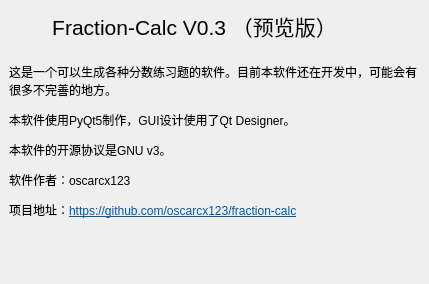
Above: about_gui.ui from oscarcx123/fraction-calc before the change. Below: the same form after it.
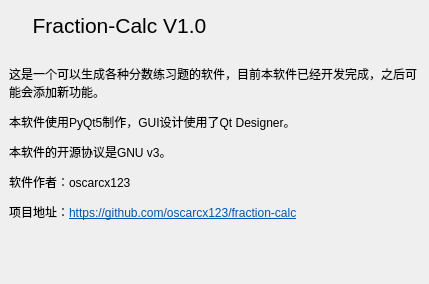
That is the form after the change.

```diff
--- a/about_gui.ui
+++ b/about_gui.ui
@@ -18,7 +18,7 @@
     <rect>
      <x>9</x>
      <y>9</y>
-     <width>371</width>
+     <width>221</width>
      <height>33</height>
     </rect>
    </property>
@@ -28,7 +28,7 @@
     </font>
    </property>
    <property name="text">
-    <string>Fraction-Calc V0.3 （预览版）</string>
+    <string>Fraction-Calc V1.0</string>
    </property>
    <property name="alignment">
     <set>Qt::AlignCenter</set>
@@ -40,11 +40,11 @@
      <x>9</x>
      <y>48</y>
      <width>411</width>
-     <height>227</height>
+     <height>231</height>
     </rect>
    </property>
    <property name="text">
-    <string>&lt;html&gt;&lt;head/&gt;&lt;body&gt;&lt;p&gt;这是一个可以生成各种分数练习题的软件。目前本软件还在开发中，可能会有很多不完善的地方。&lt;/p&gt;&lt;p&gt;本软件使用PyQt5制作，GUI设计使用了Qt Designer。&lt;/p&gt;&lt;p&gt;本软件的开源协议是GNU v3。&lt;/p&gt;&lt;p&gt;软件作者：oscarcx123&lt;/p&gt;&lt;p&gt;项目地址：&lt;a href=&quot;https://github.com/oscarcx123/fraction-calc&quot;&gt;&lt;span style=&quot; text-decoration: underline; color:#0057ae;&quot;&gt;https://github.com/oscarcx123/fraction-calc&lt;/span&gt;&lt;/a&gt;&lt;/p&gt;&lt;p&gt;&lt;br/&gt;&lt;/p&gt;&lt;/body&gt;&lt;/html&gt;</string>
+    <string>&lt;html&gt;&lt;head/&gt;&lt;body&gt;&lt;p&gt;这是一个可以生成各种分数练习题的软件，目前本软件已经开发完成，之后可能会添加新功能。&lt;/p&gt;&lt;p&gt;本软件使用PyQt5制作，GUI设计使用了Qt Designer。&lt;/p&gt;&lt;p&gt;本软件的开源协议是GNU v3。&lt;/p&gt;&lt;p&gt;软件作者：oscarcx123&lt;/p&gt;&lt;p&gt;项目地址：&lt;a href=&quot;https://github.com/oscarcx123/fraction-calc&quot;&gt;&lt;span style=&quot; text-decoration: underline; color:#0057ae;&quot;&gt;https://github.com/oscarcx123/fraction-calc&lt;/span&gt;&lt;/a&gt;&lt;/p&gt;&lt;p&gt;&lt;br/&gt;&lt;/p&gt;&lt;/body&gt;&lt;/html&gt;</string>
    </property>
    <property name="alignment">
     <set>Qt::AlignLeading|Qt::AlignLeft|Qt::AlignVCenter</set>
```
